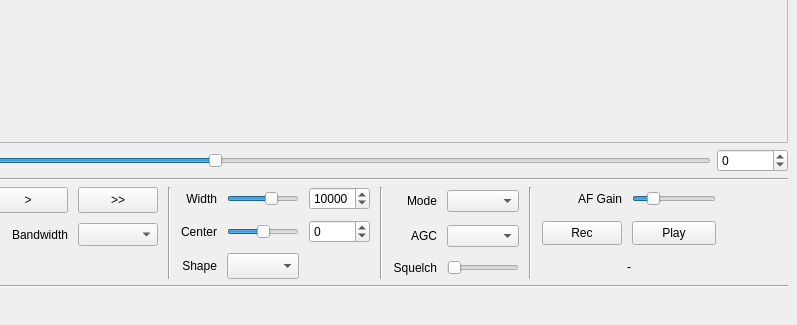
Before: the Qt Designer form gqrx_qtgui.ui in gqrx-sdr/gqrx, drawn with Qt 5; both pictures show x 290 to 1087 and y 339 to 664 of the 1087 by 664 pixel window.
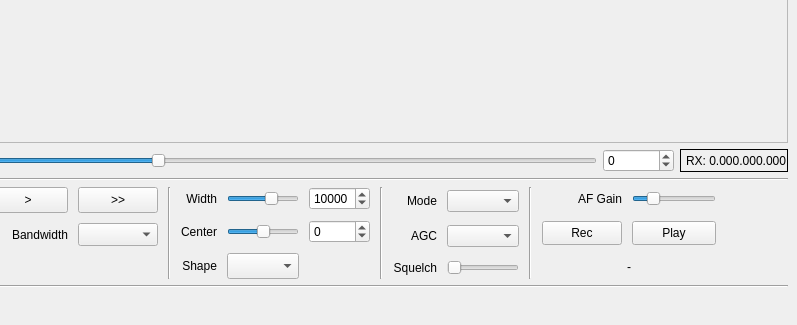
After: the same form once the commit is applied.

Commit message: Added label showing receiving frequency.

What changed in the file:
```diff
--- a/gqrx_qtgui.ui
+++ b/gqrx_qtgui.ui
@@ -92,6 +92,25 @@
         </property>
        </widget>
       </item>
+      <item>
+       <widget class="QLabel" name="rxFreqLabel">
+        <property name="toolTip">
+         <string>Receiver frequency</string>
+        </property>
+        <property name="frameShape">
+         <enum>QFrame::Box</enum>
+        </property>
+        <property name="text">
+         <string>RX: 0.000.000.000</string>
+        </property>
+        <property name="margin">
+         <number>3</number>
+        </property>
+        <property name="indent">
+         <number>5</number>
+        </property>
+       </widget>
+      </item>
      </layout>
     </item>
     <item>
```
The commit also changes 2 other files.
